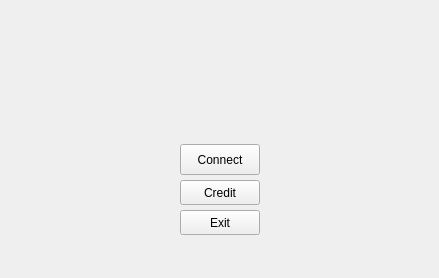
DC2012/DC2012, file src/env/menus/Ships/mainwindow.ui: the form before one commit.
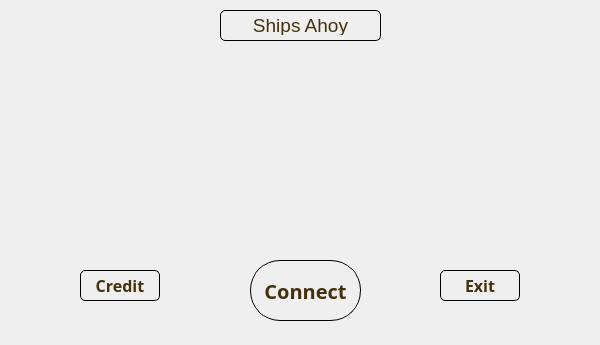
The form after the commit. Icons and pictures are not drawn.

```diff
--- a/src/env/menus/Ships/mainwindow.ui
+++ b/src/env/menus/Ships/mainwindow.ui
@@ -6,52 +6,215 @@
    <rect>
     <x>0</x>
     <y>0</y>
-    <width>439</width>
-    <height>278</height>
+    <width>600</width>
+    <height>345</height>
    </rect>
   </property>
+  <property name="minimumSize">
+   <size>
+    <width>600</width>
+    <height>345</height>
+   </size>
+  </property>
+  <property name="maximumSize">
+   <size>
+    <width>600</width>
+    <height>345</height>
+   </size>
+  </property>
   <property name="windowTitle">
    <string>ShipsAhoy!</string>
   </property>
+  <property name="styleSheet">
+   <string notr="true">QWidget{
+  color:white;
+  background-image:url(':/image/battleship.jpg');
+}
+QPushButton{
+  color: #44310C;
+  border: 1px solid#000;
+  border-radius:5px;
+  padding: 5px;
+  background-image:url(':/image/gold3.jpeg');
+}
+
+QFrame{
+border: none;
+background-image:url(':/image/wood.jpg');
+}
+
+#pushButton{
+  color:#44310C;
+  border: 1px solid#000;
+  border-radius:30px;
+  padding: 5px;
+  background-image:url(':/image/gold3.jpeg');
+}
+
+
+#pushButton:hover {
+background: qradialgradient(cx: 0.3, cy: -0.4,fx: 0.3, fy: -0.4,radius: 1.35, stop: 0 #000, stop: 1 #C89225);
+}
+
+#pushButton:pressed {
+background: qradialgradient(cx: 0.4, cy: -0.1,
+fx: 0.4, fy: -0.1,
+radius: 1.35, stop: 0 #FFF, stop: 1 #C89225);
+}
+QPushButton:hover {
+background: qradialgradient(cx: 0.3, cy: -0.4,fx: 0.3, fy: -0.4,radius: 1.35, stop: 0 #000, stop: 1 #C89225);
+}
+
+ QPushButton:pressed {
+background: qradialgradient(cx: 0.4, cy: -0.1,
+fx: 0.4, fy: -0.1,
+radius: 1.35, stop: 0 #FFF, stop: 1 #C89225);
+}
+#frame_3{
+  color:#44310C;
+  background-image:url(':/image/gold3.jpeg');
+  border: 1px solid#44310C;
+  border-radius:30px;
+}
+QLabel{
+color:#44310C;
+border: 1px solid#44310C;
+background-color:transparent;
+}</string>
+  </property>
   <widget class="QWidget" name="centralWidget">
-   <widget class="QPushButton" name="pushButton">
+   <widget class="QFrame" name="frame">
     <property name="geometry">
      <rect>
-      <x>180</x>
-      <y>144</y>
-      <width>80</width>
-      <height>31</height>
+      <x>-10</x>
+      <y>250</y>
+      <width>611</width>
+      <height>81</height>
      </rect>
     </property>
-    <property name="text">
-     <string>Connect</string>
+    <property name="frameShape">
+     <enum>QFrame::StyledPanel</enum>
     </property>
-   </widget>
-   <widget class="QPushButton" name="pushButton_2">
-    <property name="geometry">
-     <rect>
-      <x>180</x>
-      <y>180</y>
-      <width>80</width>
-      <height>25</height>
-     </rect>
+    <property name="frameShadow">
+     <enum>QFrame::Raised</enum>
     </property>
-    <property name="text">
-     <string>Credit</string>
-    </property>
+    <widget class="QPushButton" name="pushButton">
+     <property name="enabled">
+      <bool>true</bool>
+     </property>
+     <property name="geometry">
+      <rect>
+       <x>260</x>
+       <y>10</y>
+       <width>111</width>
+       <height>61</height>
+      </rect>
+     </property>
+     <property name="font">
+      <font>
+       <family>Jomolhari</family>
+       <pointsize>15</pointsize>
+       <weight>75</weight>
+       <bold>true</bold>
+      </font>
+     </property>
+     <property name="focusPolicy">
+      <enum>Qt::NoFocus</enum>
+     </property>
+     <property name="text">
+      <string>Connect</string>
+     </property>
+    </widget>
+    <widget class="QPushButton" name="pushButton_2">
+     <property name="geometry">
+      <rect>
+       <x>90</x>
+       <y>20</y>
+       <width>80</width>
+       <height>31</height>
+      </rect>
+     </property>
+     <property name="font">
+      <font>
+       <family>Jomolhari</family>
+       <pointsize>12</pointsize>
+       <weight>75</weight>
+       <bold>true</bold>
+      </font>
+     </property>
+     <property name="focusPolicy">
+      <enum>Qt::NoFocus</enum>
+     </property>
+     <property name="text">
+      <string>Credit</string>
+     </property>
+    </widget>
+    <widget class="QPushButton" name="pushButton_3">
+     <property name="geometry">
+      <rect>
+       <x>450</x>
+       <y>20</y>
+       <width>80</width>
+       <height>31</height>
+      </rect>
+     </property>
+     <property name="font">
+      <font>
+       <family>Jomolhari</family>
+       <pointsize>12</pointsize>
+       <weight>75</weight>
+       <bold>true</bold>
+      </font>
+     </property>
+     <property name="focusPolicy">
+      <enum>Qt::NoFocus</enum>
+     </property>
+     <property name="text">
+      <string>Exit</string>
+     </property>
+    </widget>
    </widget>
-   <widget class="QPushButton" name="pushButton_3">
+   <widget class="QFrame" name="frame_2">
     <property name="geometry">
      <rect>
-      <x>180</x>
-      <y>210</y>
-      <width>80</width>
-      <height>25</height>
+      <x>-10</x>
+      <y>0</y>
+      <width>621</width>
+      <height>51</height>
      </rect>
     </property>
-    <property name="text">
-     <string>Exit</string>
+    <property name="frameShape">
+     <enum>QFrame::StyledPanel</enum>
     </property>
+    <property name="frameShadow">
+     <enum>QFrame::Raised</enum>
+    </property>
+    <widget class="QPushButton" name="pushButton_4">
+     <property name="enabled">
+      <bool>false</bool>
+     </property>
+     <property name="geometry">
+      <rect>
+       <x>230</x>
+       <y>10</y>
+       <width>161</width>
+       <height>31</height>
+      </rect>
+     </property>
+     <property name="font">
+      <font>
+       <pointsize>14</pointsize>
+       <weight>50</weight>
+       <bold>false</bold>
+      </font>
+     </property>
+     <property name="focusPolicy">
+      <enum>Qt::NoFocus</enum>
+     </property>
+     <property name="text">
+      <string>Ships Ahoy</string>
+     </property>
+    </widget>
    </widget>
   </widget>
   <widget class="QMenuBar" name="menuBar">
```
Left out of the diff: 8 changed lines with no effect on the pictures.
